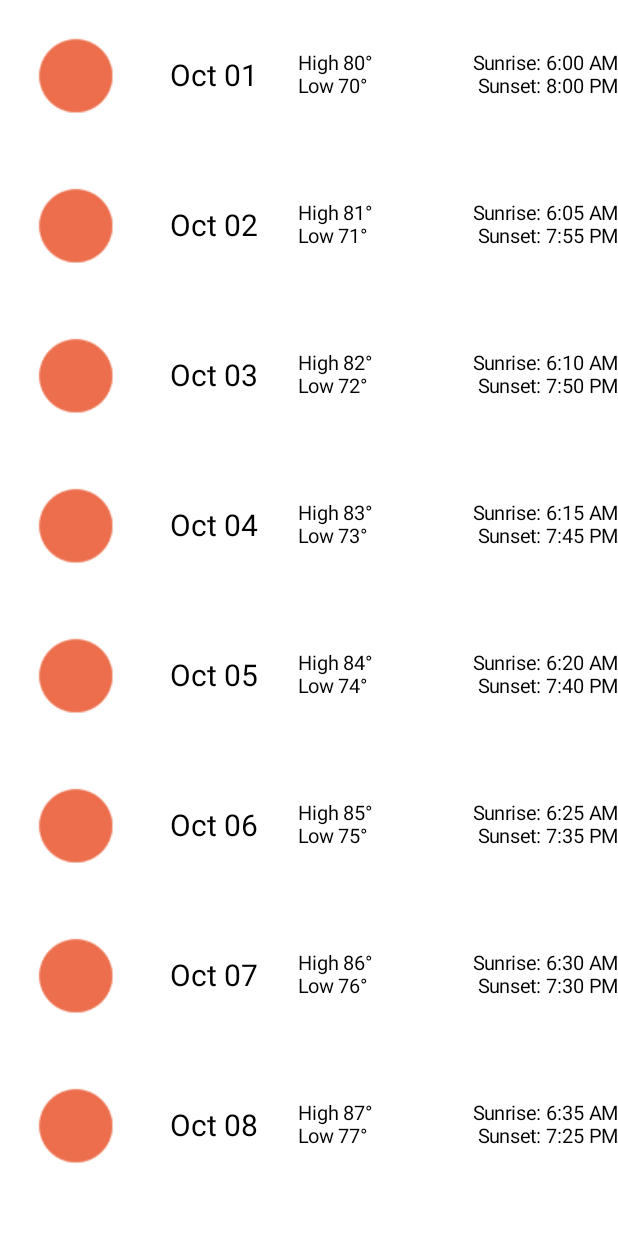
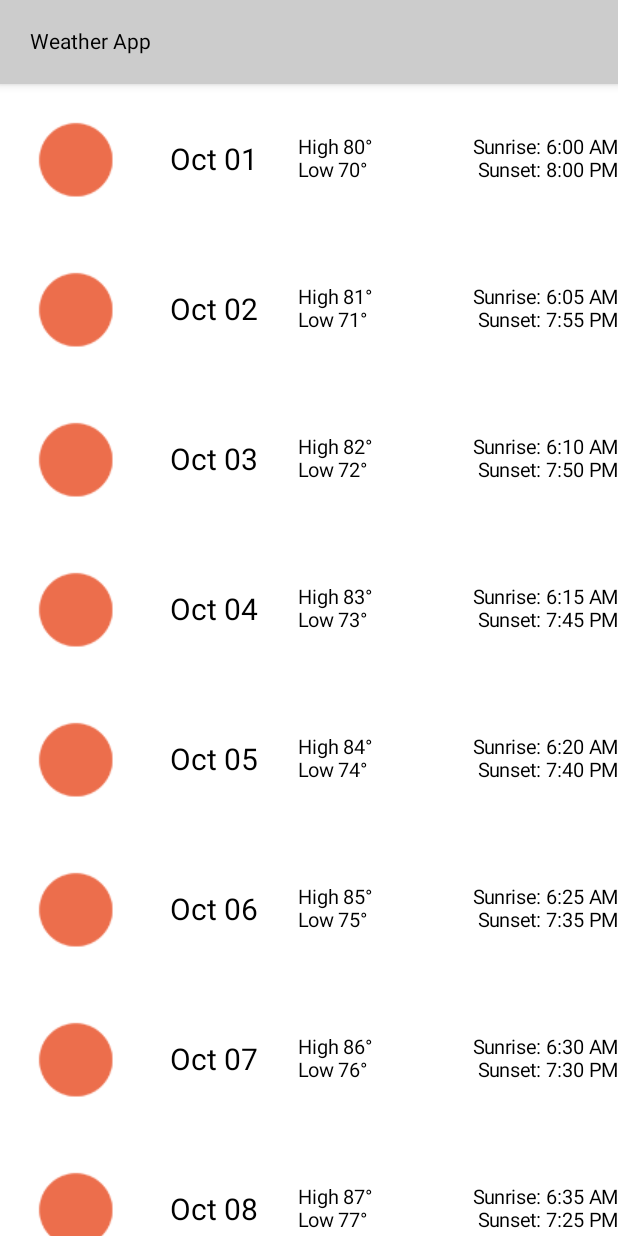
Before and after one commit to lAli-Yangl/WeatherApp, an Android app built with Jetpack Compose: the ForecastScreen screen opened through its navigation route, on a phone screen of 412 x 824 dp. Run offline under Robolectric (Android 15) with nearby library versions, the phone set to English and light mode, and no system bars; our stand-ins replace Dagger/Hilt's generated code; pictures from the network do not load; 1 statement that could not run was skipped.

Commit message:
Assignment5

```diff
--- a/app/src/main/AndroidManifest.xml
+++ b/app/src/main/AndroidManifest.xml
@@ -2,8 +2,10 @@
 <manifest xmlns:android="http://schemas.android.com/apk/res/android"
     xmlns:tools="http://schemas.android.com/tools"
     package="com.example.weatherapp">
+    <uses-permission android:name="android.permission.INTERNET" />
 
     <application
+        android:name=".WeatherApplication"
         android:allowBackup="true"
         android:dataExtractionRules="@xml/data_extraction_rules"
         android:fullBackupContent="@xml/backup_rules"
@@ -12,7 +14,7 @@
         android:roundIcon="@mipmap/ic_launcher_round"
         android:supportsRtl="true"
         android:theme="@style/Theme.Weatherapp"
-        android:name=".WeatherApplication"
+
         tools:targetApi="31">
         <activity
             android:name=".MainActivity"
--- a/app/src/main/java/com/example/weatherapp/ForecastAdapter.kt
+++ b/app/src/main/java/com/example/weatherapp/ForecastAdapter.kt
@@ -8,6 +8,7 @@ import android.widget.TextView
 import androidx.recyclerview.widget.RecyclerView
 import com.example.weatherapp.R.id
 import com.example.weatherapp.R.layout
+import com.example.weatherapp.models.DayForecast
 
 class ForecastAdapter(private val data: List<DayForecast>) :
     RecyclerView.Adapter<ForecastViewHolder>() {
--- a/app/src/main/java/com/example/weatherapp/ForecastFragment.kt
+++ b/app/src/main/java/com/example/weatherapp/ForecastFragment.kt
@@ -5,7 +5,7 @@ import android.view.View
 import androidx.fragment.app.Fragment
 import androidx.navigation.fragment.navArgs
 import com.example.weatherapp.databinding.FragmentForecastBinding
-
+import com.example.weatherapp.models.DayForecast
 
 
 val forecastTemperature1 = ForecastTemp(42.0f, 61.0f)
--- a/app/src/main/java/com/example/weatherapp/MainActivity.kt
+++ b/app/src/main/java/com/example/weatherapp/MainActivity.kt
@@ -7,26 +7,21 @@ import androidx.activity.compose.setContent
 import androidx.navigation.compose.NavHost
 import androidx.navigation.compose.composable
 import androidx.navigation.compose.rememberNavController
-import com.example.weatherapp.databinding.FragmentCurrentConditionsBinding
-import com.example.weatherapp.ui.CurrentConditionsScreen
+import com.example.weatherapp.ui.CurrentConditions
 import com.example.weatherapp.ui.ForecastScreen
 import dagger.hilt.android.AndroidEntryPoint
-import javax.inject.Inject
 
 
 @AndroidEntryPoint
 class MainActivity : ComponentActivity(){
 
-    @Inject lateinit var viewModel: MainViewModel
-    private lateinit var viewBinding: FragmentCurrentConditionsBinding
-
     override fun onCreate(savedInstanceState: Bundle?) {
         super.onCreate(savedInstanceState)
         setContent {
             val navController = rememberNavController()
-            NavHost(navController, startDestination = "CurrentConditionsFragment") {
-                composable("CurrentConditionsFragment") {
-                    CurrentConditionsScreen {
+            NavHost(navController, startDestination = "CurrentConditions") {
+                composable("CurrentConditions") {
+                    CurrentConditions {
                         navController.navigate("Forecast")
                     }
                 }
--- a/app/src/main/java/com/example/weatherapp/MainViewModel.kt
+++ /dev/null
@@ -1,19 +0,0 @@
-package com.example.weatherapp
-
-import androidx.lifecycle.LiveData
-import androidx.lifecycle.MutableLiveData
-import androidx.lifecycle.ViewModel
-import javax.inject.Inject
-
-class MainViewModel @Inject constructor(
-    private val currentConditions: CurrentConditionsFragment
-) : ViewModel(){
-
-    private val _viewState = MutableLiveData<CurrentConditionsFragment>()
-
-    val viewState: LiveData<CurrentConditionsFragment> = _viewState
-
-    init{
-        _viewState.value = currentConditions
-    }
-}
--- a/app/src/main/java/com/example/weatherapp/di/ApplicationModule.kt
+++ b/app/src/main/java/com/example/weatherapp/di/ApplicationModule.kt
@@ -1,17 +1,47 @@
 package com.example.weatherapp.di
 
-import com.example.weatherapp.CurrentConditionsFragment
+import com.example.weatherapp.service.OpenWeatherMapApi
+import com.squareup.moshi.Moshi
+import com.squareup.moshi.kotlin.reflect.KotlinJsonAdapterFactory
 import dagger.Module
 import dagger.Provides
 import dagger.hilt.InstallIn
 import dagger.hilt.android.components.ActivityComponent
+import dagger.hilt.android.components.ViewModelComponent
+import okhttp3.OkHttpClient
+import okhttp3.logging.HttpLoggingInterceptor
+import retrofit2.Retrofit
+import retrofit2.converter.moshi.MoshiConverterFactory
+
 
 @Module
-@InstallIn(ActivityComponent::class)
+@InstallIn(ActivityComponent::class, ViewModelComponent::class)
 object ApplicationModule {
 
     @Provides
-    fun provideCurrentConditions(): CurrentConditionsFragment{
-        return CurrentConditionsFragment()
+    fun providesMoshi(): Moshi{
+        return Moshi.Builder()
+            .add(KotlinJsonAdapterFactory())
+            .build()
     }
+
+    @Provides
+    fun providesRetrofit(moshi: Moshi): Retrofit {
+        val logging = HttpLoggingInterceptor()
+        logging.setLevel(HttpLoggingInterceptor.Level.BODY)
+        val client: OkHttpClient = OkHttpClient.Builder()
+            .addInterceptor(logging)
+            .build()
+        return Retrofit.Builder()
+            .client(client)
+            .baseUrl("https://api.openweathermap.org/")
+            .addConverterFactory(MoshiConverterFactory.create(moshi))
+            .build()
+    }
+
+    @Provides
+    fun providesOpenWeatherMapApi(retrofit: Retrofit): OpenWeatherMapApi{
+        return retrofit.create(OpenWeatherMapApi::class.java)
+    }
+
 }
--- a/app/src/main/java/com/example/weatherapp/DayForecast.kt
+++ b/app/src/main/java/com/example/weatherapp/models/DayForecast.kt
@@ -1,6 +1,7 @@
-package com.example.weatherapp
+package com.example.weatherapp.models
 
 import android.os.Parcelable
+import com.example.weatherapp.ForecastTemp
 import kotlinx.parcelize.Parcelize
 import java.time.LocalDateTime
 import java.time.ZoneOffset
--- /dev/null
+++ b/app/src/main/java/com/example/weatherapp/ui/AppBar.kt
@@ -0,0 +1,35 @@
+package com.example.weatherapp.ui
+
+
+import androidx.compose.foundation.layout.padding
+import androidx.compose.material.Text
+import androidx.compose.material.TopAppBar
+import androidx.compose.runtime.Composable
+import androidx.compose.ui.Modifier
+import androidx.compose.ui.graphics.Color
+import androidx.compose.ui.text.TextStyle
+import androidx.compose.ui.tooling.preview.Preview
+import androidx.compose.ui.unit.dp
+
+
+
+@Composable
+fun AppBar (title: String){
+    TopAppBar(
+        backgroundColor = Color.LightGray
+    ) {
+        Text(
+            modifier = Modifier.padding(horizontal =16.dp),
+            text = title,
+            style = TextStyle(
+                color = Color.Black,
+            )
+        )
+    }
+}
+
+@Preview
+@Composable
+fun AppBarPreview(){
+    AppBar(title = "Weather App")
+}
--- a/app/src/main/java/com/example/weatherapp/ui/CurrentConditionsScreen.kt
+++ b/app/src/main/java/com/example/weatherapp/ui/CurrentConditionsScreen.kt
@@ -1,62 +1,103 @@
 package com.example.weatherapp.ui
 
-import androidx.compose.foundation.Image
+import android.annotation.SuppressLint
 import androidx.compose.foundation.layout.*
 import androidx.compose.material.Button
+import androidx.compose.material.Scaffold
 import androidx.compose.material.Text
 import androidx.compose.runtime.Composable
+import androidx.compose.runtime.LaunchedEffect
+import androidx.compose.runtime.collectAsState
+import androidx.compose.runtime.getValue
 import androidx.compose.ui.Alignment
 import androidx.compose.ui.Modifier
-import androidx.compose.ui.res.painterResource
+import androidx.compose.ui.platform.LocalLifecycleOwner
 import androidx.compose.ui.res.stringResource
 import androidx.compose.ui.text.TextStyle
 import androidx.compose.ui.text.font.FontWeight
-import androidx.compose.ui.tooling.preview.Devices
 import androidx.compose.ui.tooling.preview.Preview
 import androidx.compose.ui.unit.dp
 import androidx.compose.ui.unit.sp
+import androidx.hilt.navigation.compose.hiltViewModel
+import androidx.lifecycle.LifecycleOwner
+import coil.compose.AsyncImage
 import com.example.weatherapp.R
+import com.example.weatherapp.models.CurrentConditions
+
+
+@SuppressLint("UnusedMaterialScaffoldPaddingParameter")
+@Composable
+fun CurrentConditions(
+    viewModel: CurrentConditionsViewModel = hiltViewModel(),
+    lifecycleOwner: LifecycleOwner = LocalLifecycleOwner.current,
+    onForecastButtonClick: () -> Unit
+) {
+    val state by viewModel.currentConditions.collectAsState(initial = null)
+
+    LaunchedEffect(Unit){
+        viewModel.fetchData()
+    }
+    Scaffold(
+        topBar = { AppBar(title = stringResource(id = R.string.app_name)) }
+    ) {
+        state?.let {
+            CurrentConditionsContent(it) {
+                onForecastButtonClick()
+            }
+        }
+    }
+}
+
 
 @Composable
-fun CurrentConditionsScreen(
-    onForecastButtonClick: () -> Unit
-){
-    Column (
+private fun CurrentConditionsContent(
+    currentConditions: CurrentConditions,
+    onForecastButtonClick: () -> Unit,
+) {
+    Column(
         modifier = Modifier.padding(16.dp),
-        horizontalAlignment =  Alignment.CenterHorizontally,
-            ){
+        horizontalAlignment = Alignment.CenterHorizontally,
+    ) {
         Text(
             text = stringResource(id = R.string.city_name),
-            style =  TextStyle(
+            style = TextStyle(
                 fontWeight = FontWeight(600),
-            fontSize = 24.sp
+                fontSize = 24.sp
             )
         )
         Spacer(modifier = Modifier.height(10.dp))
-        Row (
+        Row(
             modifier = Modifier.padding(16.dp)
-                ) {
+        ) {
             Column(
                 horizontalAlignment = Alignment.CenterHorizontally
-            ){
+            ) {
                 Text(
-                    text = stringResource(id = R.string.current_temp),
+                    text = stringResource(id = R.string.temperature, currentConditions.conditions.temperature.toInt()),
                     style = TextStyle(
                         fontWeight = FontWeight(400),
                         fontSize = 70.sp,
                     )
                 )
 
-                Text(text = stringResource(id = R.string.feels_like, 92),
-                style = TextStyle(
-                    fontSize = 12.sp,
-                )
+                Text(
+                    text = stringResource(id = R.string.feels_like, currentConditions.conditions.feelslike.toInt()),
+                    style = TextStyle(
+                        fontSize = 12.sp,
+                    )
                 )
             }
             Spacer(modifier = Modifier.weight(1f, true))
-            Image(
+
+            val iconUrl = String.format(String.format(
+                "https://openweathermap.org/img/wn/%s@2x.png",
+                currentConditions.weatherData.firstOrNull()?.iconName
+            ))
+            AsyncImage(
+                model = iconUrl,
+                contentDescription = "null",
                 modifier = Modifier.size(100.dp),
-                painter = painterResource(id = R.drawable.sun), contentDescription =  "Sunny")
+            )
         }
         Spacer(modifier = Modifier.height(10.dp))
         Column(
@@ -67,10 +108,10 @@ fun CurrentConditionsScreen(
             val textStyle = TextStyle(
                 fontSize = 16.sp,
             )
-            Text(text = stringResource(id = R.string.low, 20), style = textStyle)
-            Text(text = stringResource(id = R.string.high, 120), style = textStyle)
-            Text(text = stringResource(id = R.string.humidity, 23), style = textStyle)
-            Text(text = stringResource(id = R.string.pressure, 1023), style = textStyle)
+            Text(text = stringResource(id = R.string.low, currentConditions.conditions.minTemperature.toInt()), style = textStyle)
+            Text(text = stringResource(id = R.string.high, currentConditions.conditions.maxTemperature.toInt()), style = textStyle)
+            Text(text = stringResource(id = R.string.humidity, currentConditions.conditions.humidity.toInt()), style = textStyle)
+            Text(text = stringResource(id = R.string.pressure, currentConditions.conditions.pressure.toInt()), style = textStyle)
 
         }
 
@@ -81,18 +122,12 @@ fun CurrentConditionsScreen(
         }
 
     }
-
-
-
 }
 
 @Preview(
-    "CurrentConditionsFragment",
-    device = Devices.PIXEL_4,
-    showBackground = true,
     showSystemUi = true,
 )
 @Composable
-fun CurrentConditionsScreenPreview(){
-    CurrentConditionsScreen{}
+fun CurrentConditionsScreenPreview() {
+    CurrentConditions {}
 }
--- /dev/null
+++ b/app/src/main/java/com/example/weatherapp/ui/CurrentConditionsViewModel.kt
@@ -0,0 +1,24 @@
+package com.example.weatherapp.ui
+
+import androidx.lifecycle.ViewModel
+import com.example.weatherapp.models.CurrentConditions
+import com.example.weatherapp.service.OpenWeatherMapApi
+import dagger.hilt.android.lifecycle.HiltViewModel
+import kotlinx.coroutines.channels.Channel
+import kotlinx.coroutines.flow.Flow
+import kotlinx.coroutines.flow.receiveAsFlow
+import kotlinx.coroutines.runBlocking
+import javax.inject.Inject
+
+@HiltViewModel
+class CurrentConditionsViewModel @Inject constructor(private val api: OpenWeatherMapApi): ViewModel(){
+    private val _currentConditions = Channel<CurrentConditions> {}
+
+    public val currentConditions: Flow<CurrentConditions> = _currentConditions.receiveAsFlow()
+
+    fun fetchData() = runBlocking {
+        val currentConditions = api.getCurrentConditions("55444")
+        _currentConditions.trySend(currentConditions)
+
+    }
+}
--- a/app/src/main/java/com/example/weatherapp/ui/ForecastScreen.kt
+++ b/app/src/main/java/com/example/weatherapp/ui/ForecastScreen.kt
@@ -1,5 +1,5 @@
 package com.example.weatherapp.ui
-
+import android.annotation.SuppressLint
 import androidx.compose.foundation.Image
 import androidx.compose.foundation.background
 import androidx.compose.foundation.layout.Column
@@ -7,6 +7,7 @@ import androidx.compose.foundation.layout.Row
 import androidx.compose.foundation.layout.Spacer
 import androidx.compose.foundation.lazy.LazyColumn
 import androidx.compose.foundation.lazy.items
+import androidx.compose.material.Scaffold
 import androidx.compose.material.Text
 import androidx.compose.runtime.Composable
 import androidx.compose.ui.Alignment
@@ -18,7 +19,11 @@ import androidx.compose.ui.text.TextStyle
 import androidx.compose.ui.tooling.preview.Devices
 import androidx.compose.ui.tooling.preview.Preview
 import androidx.compose.ui.unit.sp
-import com.example.weatherapp.*
+import com.example.weatherapp.ForecastTemp
+import com.example.weatherapp.R
+import com.example.weatherapp.models.DayForecast
+import com.example.weatherapp.toHourMinute
+import com.example.weatherapp.toMonth
 
 
 val startDay = 1664648040L
@@ -37,13 +42,21 @@ val forecastData = (0 until 16).map {
 
 }
 
+
+
+@SuppressLint("UnusedMaterialScaffoldPaddingParameter")
 @Composable
 fun ForecastScreen() {
-    LazyColumn {
-        items(items = forecastData) { item: DayForecast ->
-            ForecastRow(item = item)
+    Scaffold(
+        topBar = { AppBar(title = stringResource(id = R.string.app_name)) }
+    ) {
+        LazyColumn {
+            items(items = forecastData) { item: DayForecast ->
+                ForecastRow(item = item)
+            }
         }
     }
+
 }
 
 @Composable
@@ -77,7 +90,7 @@ private fun ForecastRow(item: DayForecast) {
         Spacer(Modifier.weight(.05f, fill = true))
         Column (
             horizontalAlignment = Alignment.End
-                ){
+        ){
             Text(
                 text = stringResource(id = R.string.sunrise, item.sunrise.toHourMinute()),
                 style = textStyle
--- a/app/src/main/res/values/strings.xml
+++ b/app/src/main/res/values/strings.xml
@@ -11,5 +11,6 @@
     <string name="degree">%d°</string>
     <string name="sunrise">Sunrise: %s</string>
     <string name="sunset">Sunset: %s</string>
+    <string name="temperature">%s°</string>
 
 </resources>
--- a/build.gradle
+++ b/build.gradle
@@ -7,13 +7,13 @@ buildscript {
     dependencies {
         def nav_version = "2.5.2"
         classpath "androidx.navigation:navigation-safe-args-gradle-plugin:$nav_version"
-        classpath "com.google.dagger:hilt-android-gradle-plugin:2.38.1"
+        classpath 'com.google.dagger:hilt-android-gradle-plugin:2.44'
     }
 }
 
 plugins {
-    id 'com.android.application' version '7.2.2' apply false
-    id 'com.android.library' version '7.2.2' apply false
+    id 'com.android.application' version '7.3.0' apply false
+    id 'com.android.library' version '7.3.0' apply false
     id 'org.jetbrains.kotlin.android' version '1.7.10' apply false
 }
 
--- a/gradle.properties
+++ b/gradle.properties
@@ -21,3 +21,4 @@ kotlin.code.style=official
 # resources declared in the library itself and none from the library's dependencies,
 # thereby reducing the size of the R class for that library
 android.nonTransitiveRClass=true
+android.jetifier.ignorelist=moshi-1.13.0
```
Also changed, not shown: app/build.gradle (+25 -11 lines), app/src/main/java/com/example/weatherapp/models/CurrentConditions.kt (added, +22 -0 lines), app/src/main/java/com/example/weatherapp/models/Forecasts.kt (added, +28 -0 lines), app/src/main/java/com/example/weatherapp/service/OpenWeatherMapApi.kt (added, +25 -0 lines), app/src/main/java/com/example/weatherapp/ui/ForecastsViewModel.kt (added, +24 -0 lines), gradle/wrapper/gradle-wrapper.properties.
